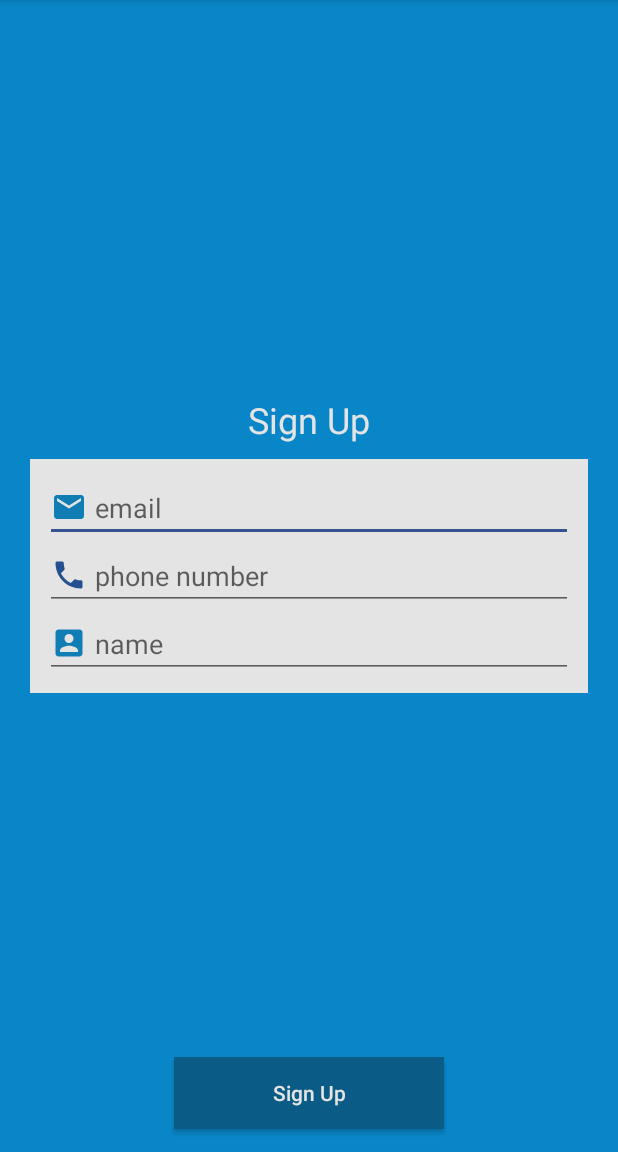
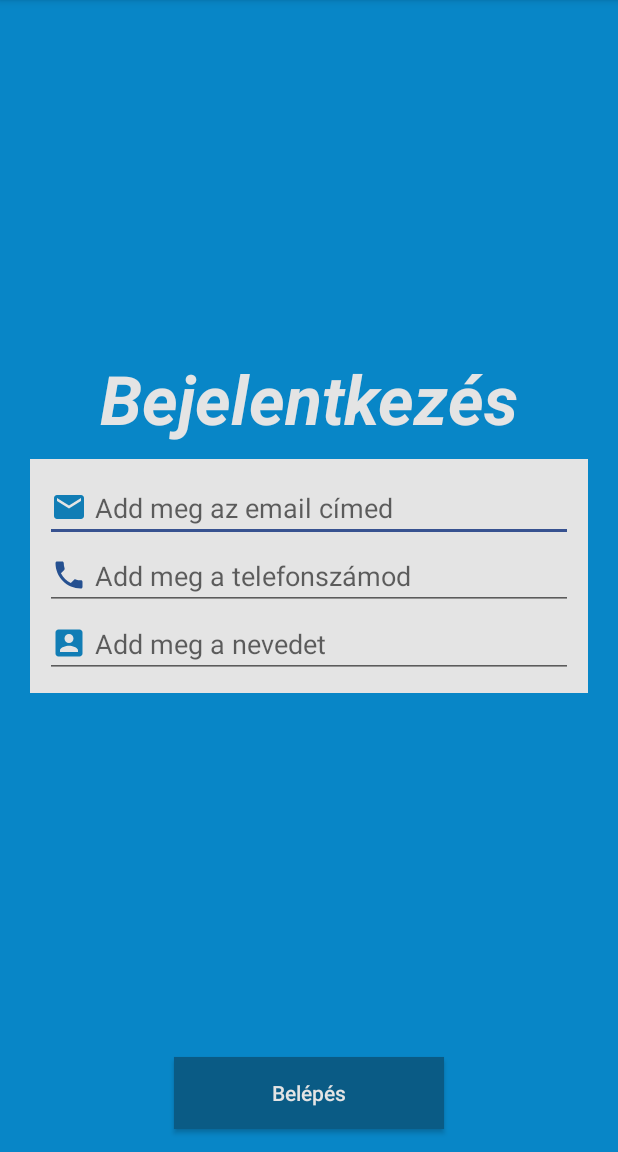
Before and after one commit to vereczkibalint/szakmaigyakorlat_2days, an Android app: the screen it shows after launch (MainActivity), on a phone screen of 412 x 824 dp, the part 84-1236 px from its top. Run offline under Robolectric (Android 15) with nearby library versions, the phone set to English and light mode, and no system bars.

Commit message:
Kedd reggel 8-as változat

```diff
--- a/CarRental/app/src/main/res/layout/activity_main.xml
+++ b/CarRental/app/src/main/res/layout/activity_main.xml
@@ -12,7 +12,9 @@
         android:layout_above="@id/linearLayout"
         android:layout_centerHorizontal="true"
         android:layout_marginBottom="10dp"
-        android:text="Sign Up"
+        android:text="Bejelentkezés"
+        android:textStyle="bold|italic"
+        android:textSize="45dp"
         android:textAppearance="@style/Base.TextAppearance.AppCompat.Headline"
         android:textColor="@color/colorFormBackground" />
 
@@ -33,7 +35,7 @@
             android:layout_height="wrap_content"
             android:drawableLeft="@drawable/ic_email"
             android:drawablePadding="5dp"
-            android:hint="email"
+            android:hint="Add meg az email címed"
             android:inputType="textEmailAddress" />
 
         <EditText
@@ -42,7 +44,7 @@
             android:layout_height="wrap_content"
             android:drawableLeft="@drawable/ic_phone"
             android:drawablePadding="5dp"
-            android:hint="phone number" />
+            android:hint="Add meg a telefonszámod" />
 
         <EditText
             android:id="@+id/editTextName"
@@ -50,10 +52,11 @@
             android:layout_height="wrap_content"
             android:drawableLeft="@drawable/ic_name"
             android:drawablePadding="5dp"
-            android:hint="name"
+            android:hint="Add meg a nevedet"
             android:inputType="textPersonName" />
 
     </LinearLayout>
+
     <Button
         android:id="@+id/buttonSignUp"
         android:layout_width="180dp"
@@ -62,7 +65,7 @@
         android:layout_centerHorizontal="true"
         android:layout_marginBottom="15dp"
         android:background="@color/colorPrimaryDark"
-        android:text="Sign Up"
+        android:text="Belépés"
         android:textAllCaps="false"
         android:textColor="@color/colorFormBackground" />
 
--- a/CarRental/app/src/main/res/layout/activity_parameterezo.xml
+++ b/CarRental/app/src/main/res/layout/activity_parameterezo.xml
@@ -34,7 +34,7 @@
         android:layout_marginTop="7dp"
         android:layout_marginEnd="203dp"
         android:layout_marginBottom="6dp"
-        android:text="TextView"
+        android:text=" Ft"
         app:layout_constraintBottom_toTopOf="@+id/email"
         app:layout_constraintEnd_toEndOf="parent"
         app:layout_constraintHorizontal_bias="0.0"
```
